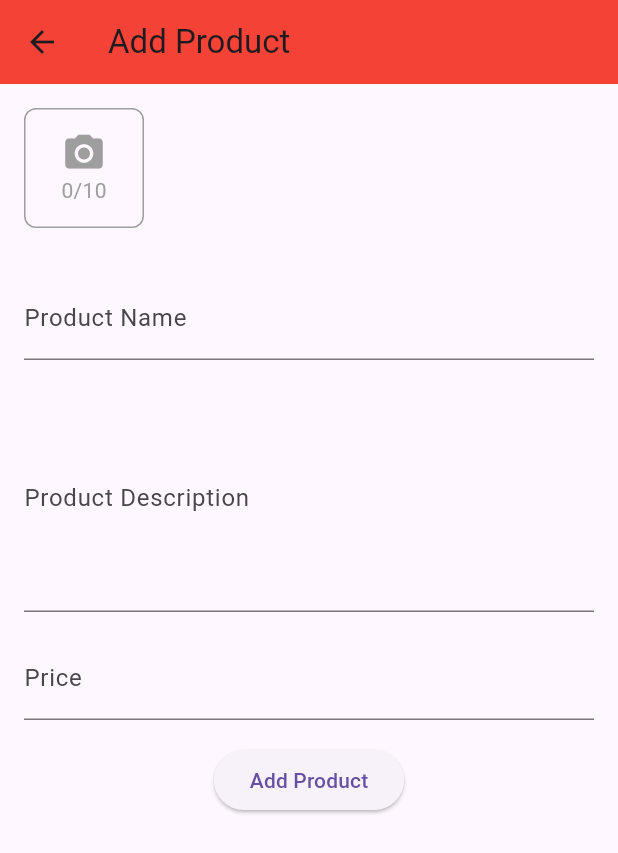
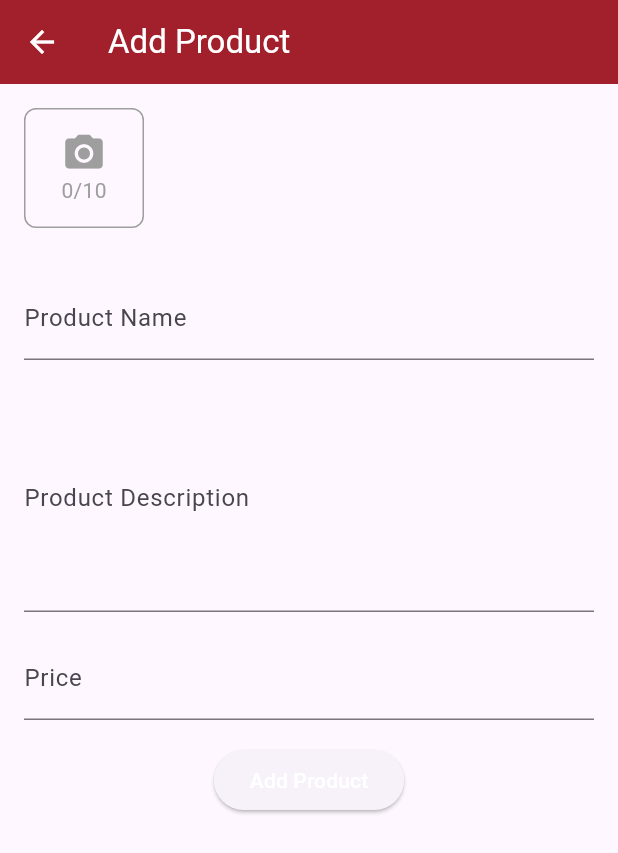
Before and after one commit to Jungwoo-Ryu/badger-market-app, a Flutter app: the screen it shows once a user with an empty profile is signed in, after a tap on the "add" icon, on a phone screen of 412 x 824 dp. Shown: the top 853 px of the screen. Run offline on Flutter 3.47's test engine with Material 3 defaults, Android fonts, the phone set to English and light mode, and no system bars; our stand-ins replace cloud_firestore, firebase_auth, firebase_core, image_picker; accounts and stored records are empty; generated files the repository leaves out were written again; network calls fail.

Commit message:
color rgb update

```diff
--- a/lib/page/home_screen.dart
+++ b/lib/page/home_screen.dart
@@ -58,7 +58,8 @@ class _HomeScreenState extends State<HomeScreen> {
         actions: const [
           // CartAppBarAction(),
         ],
-        backgroundColor: Colors.red,
+        backgroundColor: const Color.fromRGBO(161, 32, 43, 1),
+        iconTheme: IconThemeData(color: Colors.white), // Set hamburger button color to white
       ),
       drawer: const MyDrawer(),
       body: searchResultTiles.isNotEmpty
@@ -89,7 +90,8 @@ class _HomeScreenState extends State<HomeScreen> {
       floatingActionButton: FloatingActionButton(
         onPressed: _postProduct,
         child: const Icon(Icons.add),
-        backgroundColor: Colors.red,
+        backgroundColor: const Color.fromRGBO(161, 32, 43, 1),
+        foregroundColor: Colors.white, // Set "+" button color to white
       ),
     );
   }
--- a/lib/page/post_product_screen.dart
+++ b/lib/page/post_product_screen.dart
@@ -85,8 +85,9 @@ class _PostProductScreenState extends State<PostProductScreen> {
   Widget build(BuildContext context) {
     return Scaffold(
       appBar: AppBar(
-        title: Text('Add Product'),
-        backgroundColor: Colors.red,
+        title: Text('Add Product', style: TextStyle(color: Colors.white)),
+        backgroundColor: const Color.fromRGBO(161, 32, 43, 1),
+        iconTheme: IconThemeData(color: Colors.white), // Set back button color to white
       ),
       body: Padding(
         padding: const EdgeInsets.all(16.0),
@@ -199,7 +200,10 @@ class _PostProductScreenState extends State<PostProductScreen> {
                 Center(
                   child: ElevatedButton(
                     onPressed: _submitProduct,
-                    child: Text('Add Product'),
+                    child: Text(
+                      'Add Product',
+                      style: TextStyle(color: Colors.white),
+                    ),
                   ),
                 ),
               ],
```
